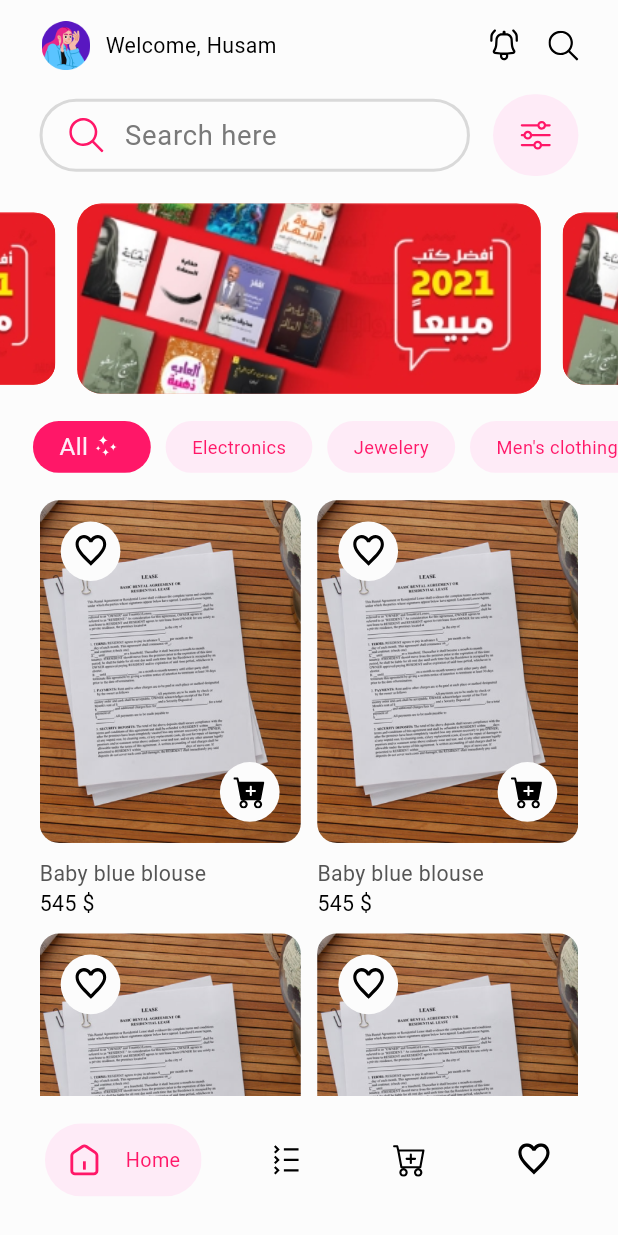
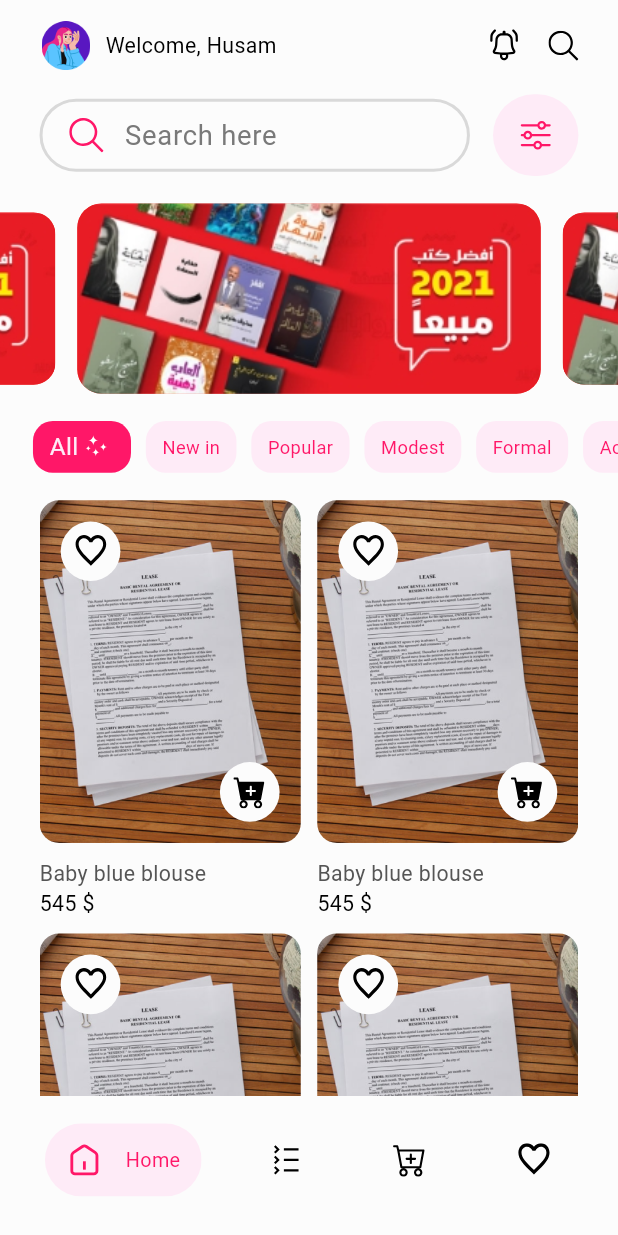
Before and after one commit to flutter-mentorship-t4/mentorship_project, a Flutter app: the screen it shows after launch, on a phone screen of 412 x 824 dp. Run offline on Flutter 3.47's test engine with Material 3 defaults, Android fonts, the phone set to English and light mode, and no system bars; drawn by our look-alikes of carousel_slider; our stand-ins replace connectivity_plus, dio, easy_localization, flutter_bloc, flutter_screenutil, flutter_secure_storage and 7 more; generated files the repository leaves out were written again; project files that could hold a hidden picture were left out.

Commit message:
feat(Home) 🚀 Update content padding in categories button

```diff
--- a/lib/features/home/ui/widgets/_filter_categories_button.dart
+++ b/lib/features/home/ui/widgets/_filter_categories_button.dart
@@ -10,10 +10,15 @@ class _FilterCategoriesButton extends StatefulWidget {
 class _FilterCategoriesButtonState extends State<_FilterCategoriesButton> {
   List _filterCategories = [
     "All",
-    "Electronics",
-    "Jewelery",
-    "Men's clothing",
-    "Women's clothing",
+    "New in",
+    "Popular",
+    "Modest",
+    "Formal",
+    "Accessories",
+    // "Electronics",
+    // "Jewelery",
+    // "Men's clothing",
+    // "Women's clothing",
   ];
 
   int selectedFilterIndex = 0;
@@ -55,19 +60,17 @@ class _CategoryButtonItem extends StatelessWidget {
     return GestureDetector(
       onTap: onTap,
       child: Container(
-        padding: EdgeInsets.symmetric(horizontal: 16.w),
+        padding: EdgeInsets.symmetric(horizontal: 10.w),
         decoration: BoxDecoration(
           color: isSelected ? ColorsManager.primaryColor : ColorsManager.lightPrimary,
-          borderRadius: BorderRadius.circular(100),
+          borderRadius: BorderRadius.circular(13.r),
         ),
         child: Row(
           mainAxisSize: MainAxisSize.min,
           children: [
             Text(
               title,
-              style: isSelected
-                  ? TextStyles.font16LightPrimaryRegular
-                  : TextStyles.font12PrimaryRegular,
+              style: isSelected ? TextStyles.font16LightPrimaryRegular : TextStyles.font12PrimaryRegular,
             ),
             isSelected
                 ? SizedBox(
```
